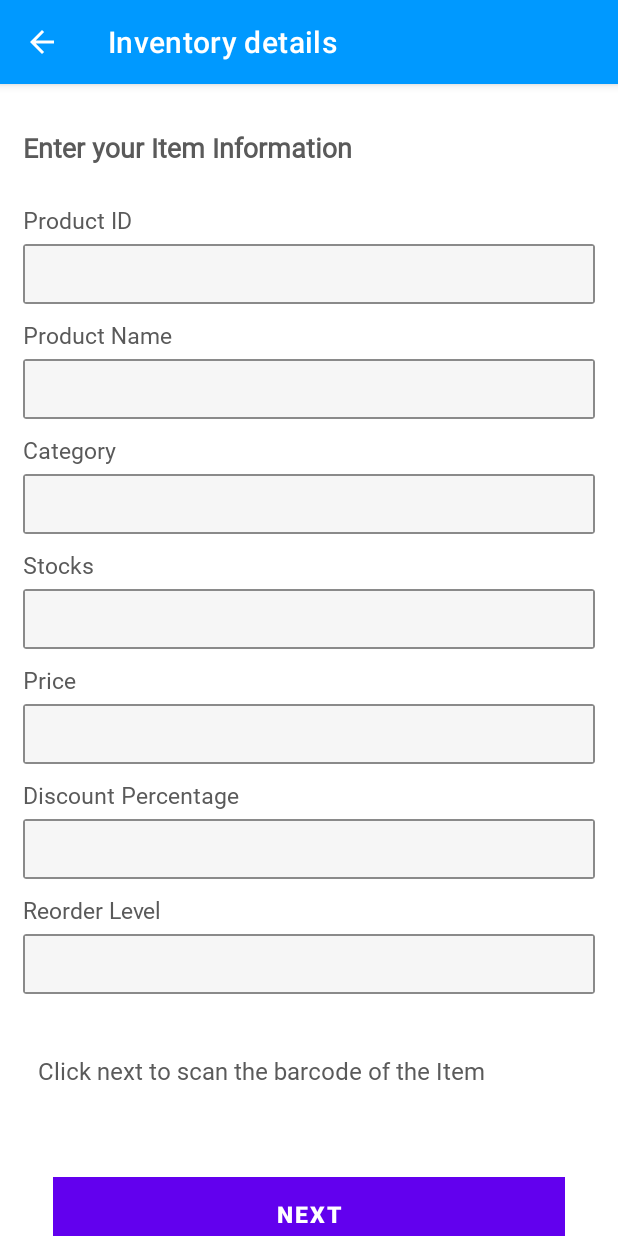
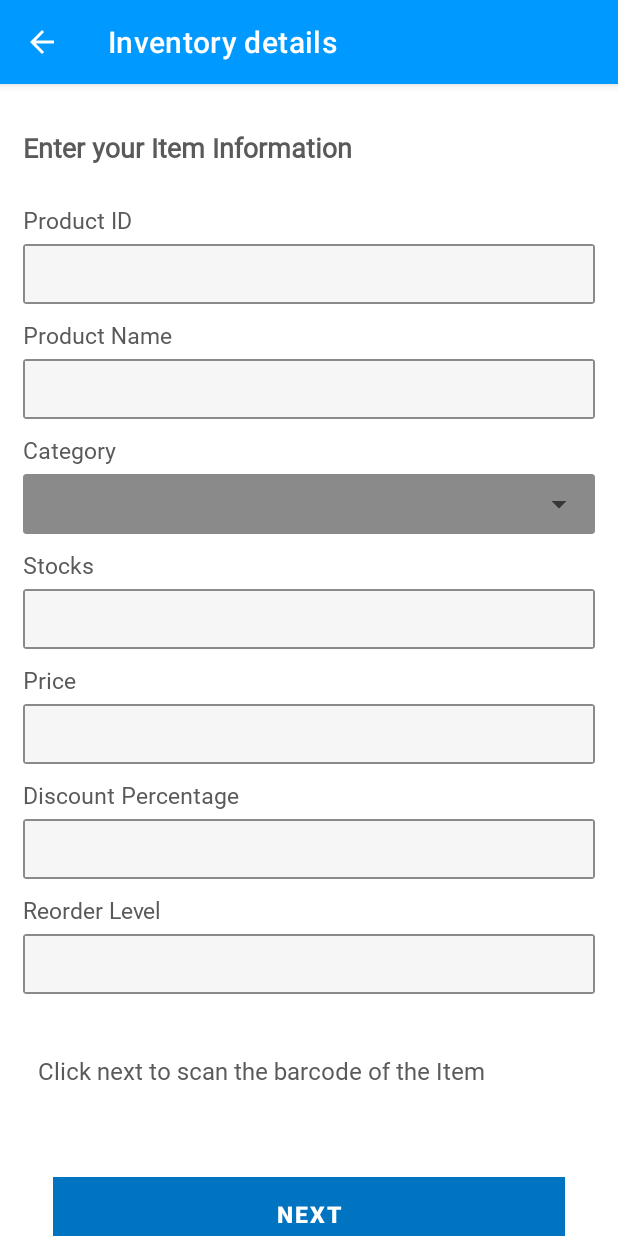
Before and after one commit to ron404conde/POS_system, an Android app: the screen it shows after launch (ProductInventory_FillUp), on a phone screen of 412 x 824 dp. Run offline under Robolectric (Android 15) with nearby library versions, the phone set to English and light mode, and no system bars; our stand-ins replace Volley; network calls fail.

Commit message:
Update Product_Inventory_FillUp activity

```diff
--- a/app/src/main/res/layout/activity_product_inventory_fill_up.xml
+++ b/app/src/main/res/layout/activity_product_inventory_fill_up.xml
@@ -64,7 +64,7 @@
                         android:layout_centerVertical="true"
                         android:background="@color/input_backgroundColor"
                         android:imeOptions="actionNext"
-                        android:inputType="text"
+                        android:inputType="number"
                         android:maxLines="1"
                         android:textColor="@color/main_textColor"
                         android:textSize="15dp"
@@ -149,11 +149,8 @@
                         android:layout_height="match_parent"
                         android:layout_centerVertical="true"
                         android:spinnerMode="dropdown"
-                        android:background="@color/input_backgroundColor"
-                        android:textColor="@color/main_textColor"
-                        android:paddingRight="10dp"
-                        android:paddingLeft="10dp"
-                        android:layout_margin="1dp"/>
+                        android:paddingRight="5dp"
+                        android:paddingLeft="5dp" />
                 </androidx.cardview.widget.CardView>
             </RelativeLayout>
 
@@ -189,7 +186,7 @@
                         android:layout_centerVertical="true"
                         android:background="@color/input_backgroundColor"
                         android:imeOptions="actionNext"
-                        android:inputType="text"
+                        android:inputType="numberDecimal"
                         android:maxLines="1"
                         android:textColor="@color/main_textColor"
                         android:textSize="15dp"
@@ -232,7 +229,7 @@
                         android:layout_centerVertical="true"
                         android:background="@color/input_backgroundColor"
                         android:imeOptions="actionNext"
-                        android:inputType="text"
+                        android:inputType="numberDecimal"
                         android:maxLines="1"
                         android:textColor="@color/main_textColor"
                         android:textSize="15dp"
@@ -275,7 +272,7 @@
                         android:layout_centerVertical="true"
                         android:background="@color/input_backgroundColor"
                         android:imeOptions="actionNext"
-                        android:inputType="text"
+                        android:inputType="numberDecimal"
                         android:maxLines="1"
                         android:textColor="@color/main_textColor"
                         android:textSize="15dp"
--- a/app/src/main/res/values/themes.xml
+++ b/app/src/main/res/values/themes.xml
@@ -2,13 +2,18 @@
     <!-- Base application theme. -->
     <style name="Theme.POS_system" parent="Theme.MaterialComponents.DayNight.DarkActionBar">
         <!-- Primary brand color. -->
-        <item name="colorPrimary">@color/purple_500</item>
-        <item name="colorPrimaryVariant">@color/purple_700</item>
+        <!--<item name="colorPrimary">@color/purple_500</item>-->
+        <!--<item name="colorPrimaryVariant">@color/purple_700</item>-->
+        <item name="colorPrimary">#0073C1</item> <!-- button color -->
+        <item name="colorPrimaryVariant">#0073C1</item> <!-- above statusbar -->
         <item name="colorOnPrimary">@color/white</item>
+
         <!-- Secondary brand color. -->
-        <item name="colorSecondary">@color/teal_200</item>
+        <!--<item name="colorSecondary">@color/teal_200</item>-->
+        <item name="colorSecondary">#0073C1</item> <!-- focus input -->
         <item name="colorSecondaryVariant">@color/teal_700</item>
         <item name="colorOnSecondary">@color/black</item>
+
         <!-- Status bar color. -->
         <item name="android:statusBarColor" tools:targetApi="l">?attr/colorPrimaryVariant</item>
         <!-- Customize your theme here. -->
```
Also changed, not shown: app/src/main/AndroidManifest.xml (+5 -2 lines), app/src/main/res/font/font_family.xml (deleted, +0 -9 lines).
